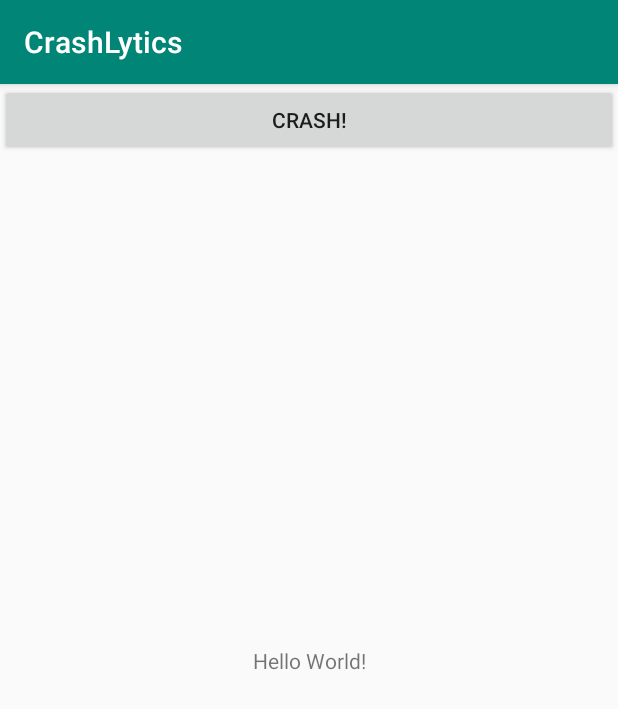
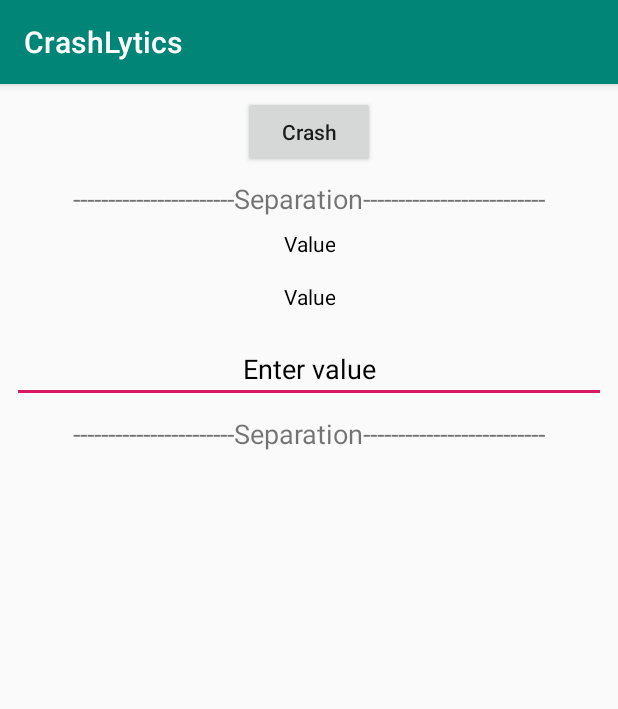
Before and after one commit to shakiz/CrashLytics, an Android app: the screen it shows after launch (MainActivity), on a phone screen of 412 x 824 dp. Shown: the top 709 px of the screen. Run offline under Robolectric (Android 15) with nearby library versions, the phone set to English and light mode, and no system bars; libraries missing offline, so code that uses them is left out: com.crashlytics.android, com.google.firebase.remoteconfig, io.fabric.sdk; 8 statements that could not run were skipped.

```diff
--- a/app/build.gradle
+++ b/app/build.gradle
@@ -25,11 +25,21 @@ dependencies {
     implementation 'androidx.appcompat:appcompat:1.0.2'
     implementation 'androidx.constraintlayout:constraintlayout:1.1.3'
     implementation 'com.google.firebase:firebase-analytics:17.2.0'
+    // (Recommended) Add Analytics
+    implementation 'com.crashlytics.sdk.android:crashlytics:2.10.1'
+    // Add dependency
+    implementation 'com.crashlytics.sdk.android:answers:1.4.7'
+    // Add the dependency for the Performance Monitoring library
+    implementation 'com.google.firebase:firebase-perf:19.0.1'
+
+    // firebase config
+    implementation 'com.google.firebase:firebase-config:10.0.1'
+
+
     testImplementation 'junit:junit:4.12'
     androidTestImplementation 'androidx.test:runner:1.1.1'
-    // (Recommended) Add Analytics
+
     androidTestImplementation 'androidx.test.espresso:espresso-core:3.1.1'
-    // Add dependency
-    implementation 'com.crashlytics.sdk.android:crashlytics:2.10.1'
+
 }
 apply plugin: 'com.google.gms.google-services'
--- a/app/src/main/java/com/scibd/crashlytics/MainActivity.java
+++ b/app/src/main/java/com/scibd/crashlytics/MainActivity.java
@@ -1,38 +1,107 @@
 package com.scibd.crashlytics;
 
 import androidx.appcompat.app.AppCompatActivity;
+import android.os.Bundle;
+import android.text.Editable;
+import android.text.InputFilter;
+import android.text.TextWatcher;
+import android.util.Log;
+import android.view.View;
+import android.widget.Button;
+import android.widget.EditText;
+import android.widget.TextView;
+import com.crashlytics.android.Crashlytics;
+import com.google.android.gms.tasks.OnSuccessListener;
+import com.google.android.gms.tasks.Task;
+import com.google.firebase.remoteconfig.FirebaseRemoteConfig;
+import com.google.firebase.remoteconfig.FirebaseRemoteConfigSettings;
 
-import android.os.Bundle;
-import android.view.View;
-import android.view.ViewGroup;
-import android.widget.Button;
-
-import com.crashlytics.android.Crashlytics;
+import java.util.HashMap;
 
 import io.fabric.sdk.android.Fabric;
 
 public class MainActivity extends AppCompatActivity {
+
+    private static String TAG = "MainActivity";
+    private FirebaseRemoteConfig mFirebaseRemoteConfig;
+    private Button crash;
+    private TextView value,welcome;
+    private EditText editText;
 
     @Override
     protected void onCreate(Bundle savedInstanceState) {
         super.onCreate(savedInstanceState);
         setContentView(R.layout.activity_main);
 
+        init();
+
+        editText.addTextChangedListener(new TextWatcher() {
+            @Override
+            public void beforeTextChanged(CharSequence s, int start, int count, int after) {
+
+            }
+
+            @Override
+            public void onTextChanged(CharSequence s, int start, int before, int count) {
+                value.setText(s.toString());
+            }
+
+            @Override
+            public void afterTextChanged(Editable s) {
+
+            }
+        });
+
+        //Region crashlytics force crash
         Fabric.with(this, new Crashlytics());
         Crashlytics.log("Your log");
         Crashlytics.logException(new Throwable("This your not-fatal name"));
 
-        Button crashButton = new Button(this);
-        crashButton.setText("Crash!");
-        crashButton.setOnClickListener(new View.OnClickListener() {
+
+        crash.setOnClickListener(new View.OnClickListener() {
             public void onClick(View view) {
                 Crashlytics.getInstance().crash(); // Force a crash
             }
         });
+        //region crashlytics end
 
-        addContentView(crashButton, new ViewGroup.LayoutParams(
-                ViewGroup.LayoutParams.MATCH_PARENT,
-                ViewGroup.LayoutParams.WRAP_CONTENT));
+        //region remote config starts
+        mFirebaseRemoteConfig = FirebaseRemoteConfig.getInstance();
+        mFirebaseRemoteConfig.setConfigSettings(new FirebaseRemoteConfigSettings.Builder()
+                .setDeveloperModeEnabled(true)
+                .build());
+        HashMap<String,Object> defaults = new HashMap<>();
+        defaults.put("test_config",7);
+        defaults.put("welcome_message","Welcome");
+
+        mFirebaseRemoteConfig.setDefaults(defaults);
+        final Task<Void> fetch = mFirebaseRemoteConfig.fetch();
+        fetch.addOnSuccessListener(new OnSuccessListener<Void>() {
+            @Override
+            public void onSuccess(Void aVoid) {
+                mFirebaseRemoteConfig.activateFetched();
+                maxTextLength();
+                setTextViewMessage();
+            }
+        });
+        //region remote config end
 
     }
+
+    private void init() {
+        crash = findViewById(R.id.Crash);
+        editText = findViewById(R.id.EdtValue);
+        value = findViewById(R.id.Value);
+        welcome = findViewById(R.id.Welcome);
+    }
+
+    private void maxTextLength() {
+        int max = (int) mFirebaseRemoteConfig.getLong("test_config");
+        editText.setFilters(new InputFilter[]{new InputFilter.LengthFilter(max)});
+    }
+
+    private void setTextViewMessage(){
+        String msg = mFirebaseRemoteConfig.getString("welcome_message");
+        welcome.setText(msg);
+    }
 }
--- a/app/src/main/res/layout/activity_main.xml
+++ b/app/src/main/res/layout/activity_main.xml
@@ -1,18 +1,67 @@
 <?xml version="1.0" encoding="utf-8"?>
-<androidx.constraintlayout.widget.ConstraintLayout xmlns:android="http://schemas.android.com/apk/res/android"
+<LinearLayout
+    xmlns:android="http://schemas.android.com/apk/res/android"
     xmlns:app="http://schemas.android.com/apk/res-auto"
     xmlns:tools="http://schemas.android.com/tools"
     android:layout_width="match_parent"
     android:layout_height="match_parent"
+    android:orientation="vertical"
     tools:context=".MainActivity">
+
+    <Button
+        android:layout_width="wrap_content"
+        android:layout_height="wrap_content"
+        android:text="Crash"
+        android:textAllCaps="false"
+        android:layout_gravity="center"
+        android:gravity="center"
+        android:layout_margin="8dp"
+        android:id="@+id/Crash"/>
+
+    <TextView
+        android:layout_width="match_parent"
+        android:layout_height="wrap_content"
+        android:text="@string/dummy"
+        android:layout_gravity="center"
+        android:gravity="center"
+        android:textSize="18sp"/>
 
     <TextView
         android:layout_width="wrap_content"
         android:layout_height="wrap_content"
-        android:text="Hello World!"
-        app:layout_constraintBottom_toBottomOf="parent"
-        app:layout_constraintLeft_toLeftOf="parent"
-        app:layout_constraintRight_toRightOf="parent"
-        app:layout_constraintTop_toTopOf="parent" />
+        android:text="Value"
+        android:layout_gravity="center"
+        android:gravity="center"
+        android:layout_margin="8dp"
+        android:textColor="#000000"
+        android:id="@+id/Welcome"/>
 
-</androidx.constraintlayout.widget.ConstraintLayout>
+    <TextView
+        android:layout_width="wrap_content"
+        android:layout_height="wrap_content"
+        android:text="Value"
+        android:layout_gravity="center"
+        android:gravity="center"
+        android:layout_margin="8dp"
+        android:textColor="#000000"
+        android:id="@+id/Value"/>
+
+    <EditText
+        android:layout_width="match_parent"
+        android:layout_height="wrap_content"
+        android:hint="Enter value"
+        android:layout_gravity="center"
+        android:gravity="center"
+        android:layout_margin="8dp"
+        android:textColor="#000000"
+        android:textColorHint="#000000"
+        android:id="@+id/EdtValue"/>
+    <TextView
+        android:layout_width="match_parent"
+        android:layout_height="wrap_content"
+        android:text="@string/dummy"
+        android:layout_gravity="center"
+        android:gravity="center"
+        android:textSize="18sp"/>
+
+</LinearLayout>
--- a/app/src/main/res/values/strings.xml
+++ b/app/src/main/res/values/strings.xml
@@ -1,3 +1,4 @@
 <resources>
     <string name="app_name">CrashLytics</string>
+    <string name="dummy">-----------------------Separation--------------------------</string>
 </resources>
```
